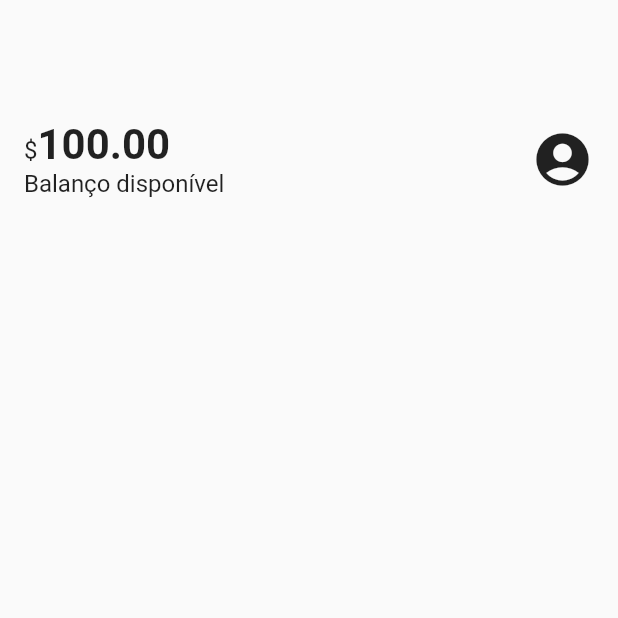
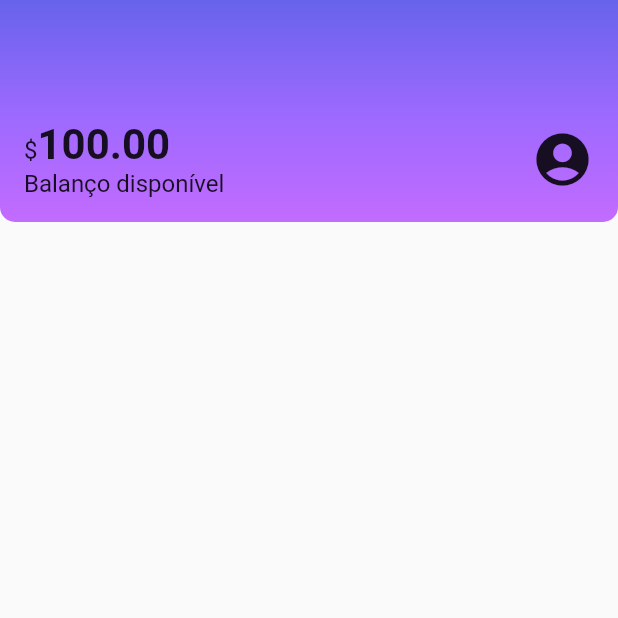
Before and after one commit to diegominelli/aluBank, a Flutter app: the screen it shows after launch, on a phone screen of 412 x 824 dp, the top half of it. Run offline on Flutter 3.47's test engine with Material 2 defaults, Android fonts, the phone set to English and light mode, and no system bars.

Commit message:
adicionando border radius no header

```diff
--- a/lib/components/sections/header.dart
+++ b/lib/components/sections/header.dart
@@ -5,8 +5,21 @@ class Header extends StatelessWidget {
 
   @override
   Widget build(BuildContext context) {
-    // ignore: avoid_unnecessary_containers
     return Container(
+      decoration: const BoxDecoration(
+        gradient: LinearGradient(
+          begin: Alignment.topCenter,
+          end: Alignment.bottomCenter,
+          colors: <Color>[
+            Color.fromRGBO(103, 99, 234, 1.0),
+            Color.fromRGBO(155, 105, 254, 1.0),
+            Color.fromRGBO(195, 107, 255, 1.0)
+          ],
+        ),
+        borderRadius: BorderRadius.vertical(
+          bottom: Radius.circular(10),
+        ),
+      ),
       child: Padding(
         padding: const EdgeInsets.fromLTRB(16.0, 80.0, 16.0, 16.0),
         child: Row(
```
